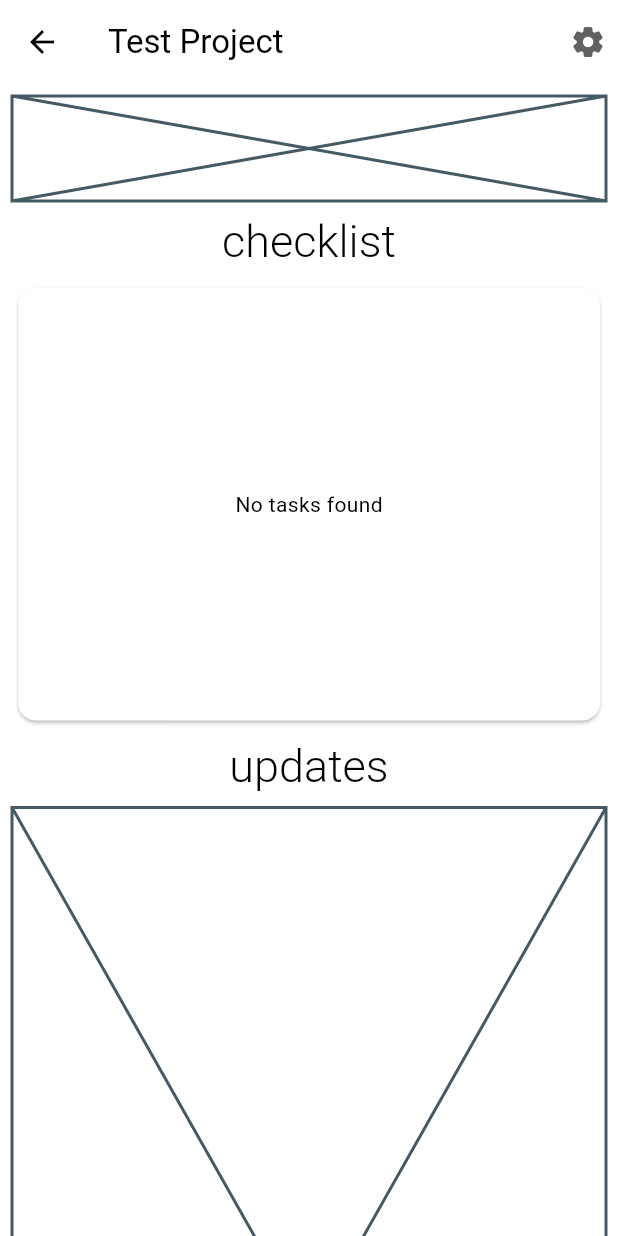
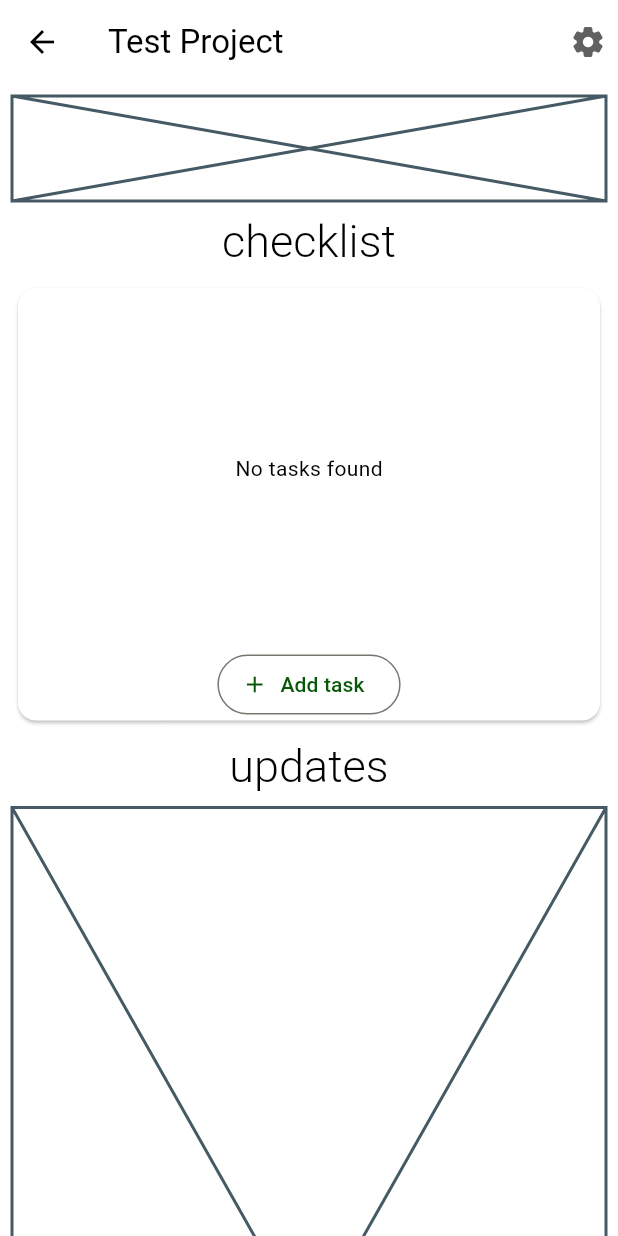
Before and after one commit to Vedant62/buildcraft, a Flutter app: the IndividualProject screen opened directly with sample values from the repository, on a phone screen of 412 x 824 dp. Run offline on Flutter 3.47's test engine with Material 3 defaults, Android fonts, the phone set to English and light mode, and no system bars; our stand-ins replace cloud_firestore, firebase_auth, firebase_core, flex_color_scheme, flutter_riverpod; accounts and stored records are empty.

Commit message:
adding tasks implemented

```diff
--- a/lib/models/task.dart
+++ b/lib/models/task.dart
@@ -2,14 +2,14 @@ import 'package:cloud_firestore/cloud_firestore.dart';
 
 class Task {
   Task({
-    required this.id,
+    this.id,
     required this.title,
     required this.projectId,
     this.isCompleted = false,
     required this.createdAt,
   });
 
-  final String id;
+  String? id;
   final String projectId;
   final String title;
   bool isCompleted;
--- a/lib/widgets/task_item.dart
+++ b/lib/widgets/task_item.dart
@@ -34,7 +34,7 @@ class _TaskItemState extends State<TaskItem> {
           visualDensity: VisualDensity(horizontal: -3.5, vertical: -0.5),
           onChanged: (value) async {
             try {
-              await firestoreService.toggleTaskCompletion(_task.id);
+              await firestoreService.toggleTaskCompletion(_task.id!);
               setState(() {
                 _task.isCompleted = !_task.isCompleted;
               });
--- a/lib/widgets/tasks_card.dart
+++ b/lib/widgets/tasks_card.dart
@@ -1,3 +1,5 @@
+import 'package:buildcraft/models/task.dart';
+import 'package:buildcraft/services/firestore.dart';
 import 'package:buildcraft/widgets/tasks.dart';
 import 'package:flutter/material.dart';
 
@@ -11,15 +13,62 @@ class TasksCard extends StatefulWidget {
 }
 
 class _TasksCardState extends State<TasksCard> {
+  FirestoreService firestoreService = FirestoreService();
+  TextEditingController taskTitle = TextEditingController();
+
   @override
   Widget build(BuildContext context) {
     return Card(
       color: Theme.of(context).cardColor,
       child: Container(
-        height: MediaQuery.sizeOf(context).height*0.35,
-        width: MediaQuery.sizeOf(context).width*0.95,
-        child: Tasks(projectId: widget.projectId),
+        height: MediaQuery.sizeOf(context).height * 0.35,
+        width: MediaQuery.sizeOf(context).width * 0.95,
+        child: Column(
+          children: [
+            Expanded(child: Tasks(projectId: widget.projectId)),
+            OutlinedButton.icon(
+              // color: Theme.of(context).colorScheme.primary,
+              onPressed: () {
+                openDialog(context, taskTitle, firestoreService, widget.projectId);
+              },
+              icon: Icon(Icons.add),
+              style: ElevatedButton.styleFrom(elevation: 5),
+              label: Text('Add task'),
+            )
+          ],
+        ),
       ),
     );
   }
 }
+
+Future openDialog(BuildContext context, TextEditingController taskTitle, FirestoreService firestoreService, String projectId) =>
+    showDialog(
+      context: context,
+      builder: (context) => AlertDialog(
+        shape: RoundedRectangleBorder(borderRadius: BorderRadius.circular(8)),
+        title: Text(
+          'New task',
+          style: Theme.of(context).textTheme.titleLarge!.copyWith(fontWeight: FontWeight.w300),
+        ),
+        actions: [
+          OutlinedButton(
+            iconAlignment: IconAlignment.end,
+            onPressed: () {
+              firestoreService.createTask(Task(title: taskTitle.text, projectId: projectId, createdAt: DateTime.now()));
+            },
+            child: Text('Save', style: Theme.of(context).textTheme.labelMedium!.copyWith(fontWeight: FontWeight.w300, fontSize: 14),)
+          )
+        ],
+        content: TextField(
+          decoration: InputDecoration(
+            hintText: "e.g. Review today's code",
+            hintStyle: Theme.of(context).textTheme.labelLarge!.copyWith(
+                  fontStyle: FontStyle.italic,
+                  fontWeight: FontWeight.w300,
+                ),
+          ),
+          controller: taskTitle,
+        ),
+      ),
+    );
```
